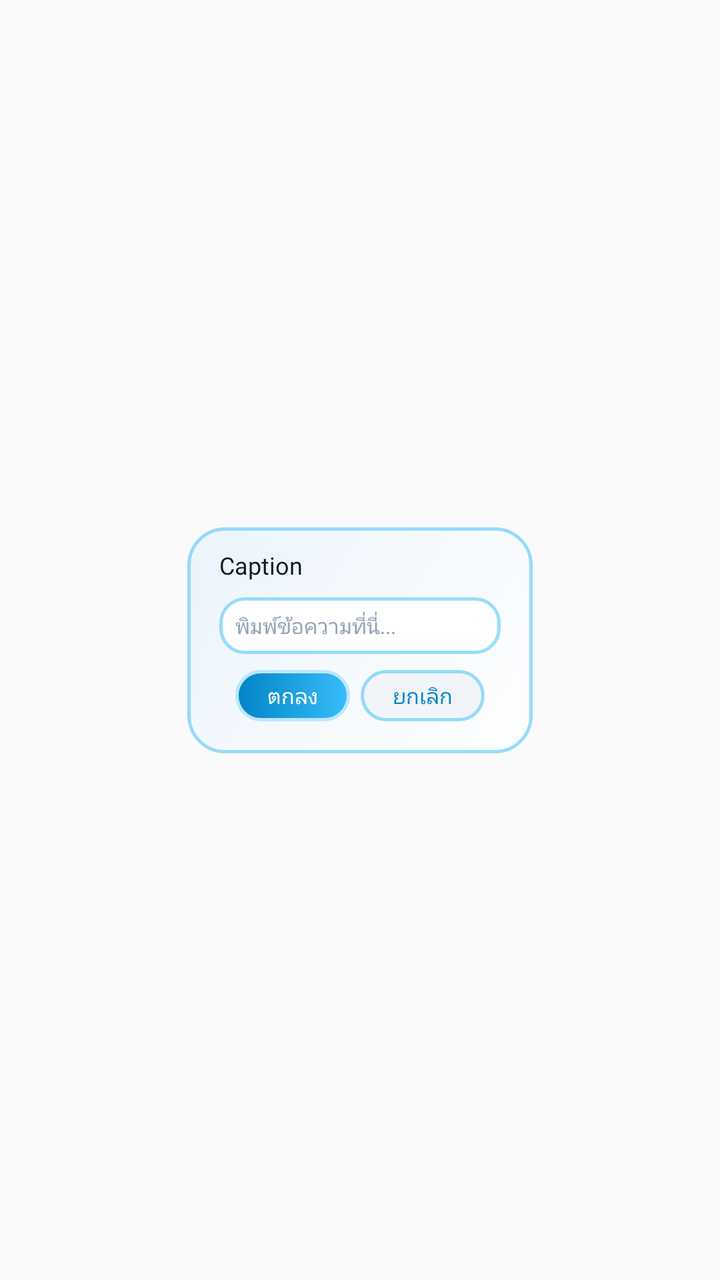
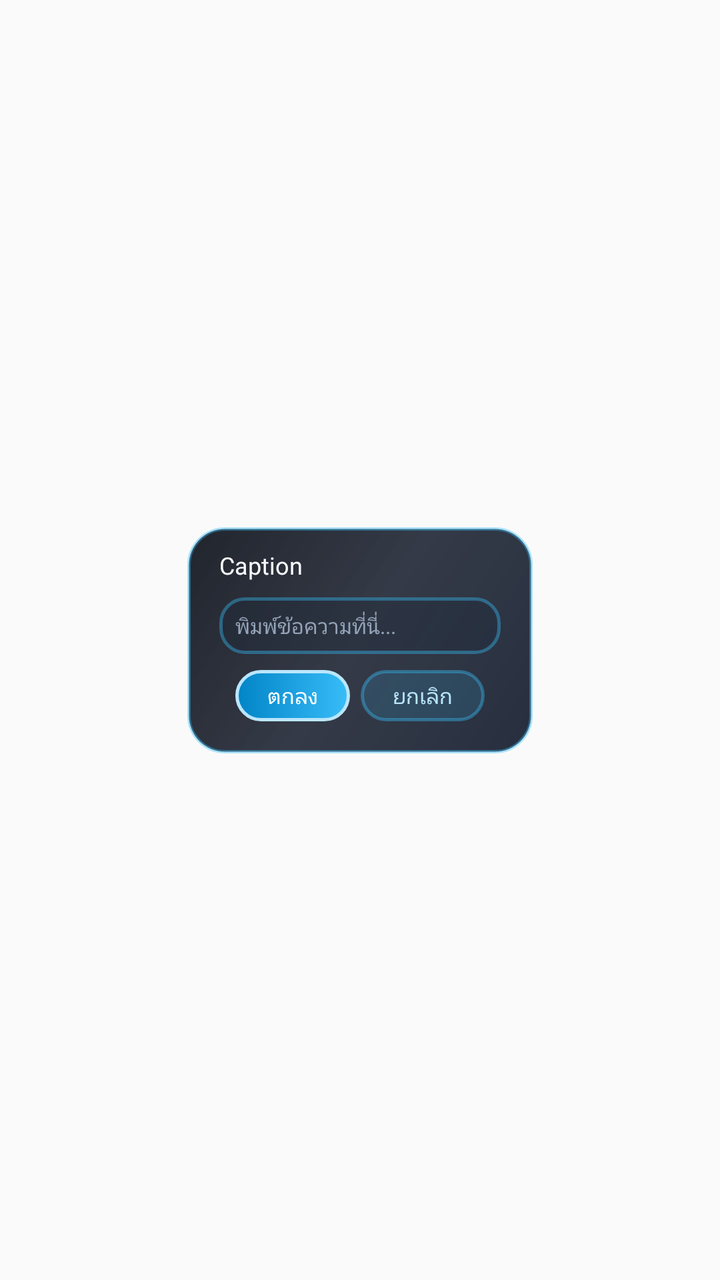

An Android layout rendered at two revisions. The XML below is the earlier revision; the diff shows what the commit changed to produce the second picture.
<!-- AndroidManifest.xml: application theme Theme.AppCompat.Light.NoActionBar -->
<!-- res/layout/dialog.xml -->
<?xml version="1.0" encoding="utf-8"?>
<androidx.constraintlayout.widget.ConstraintLayout
	android:layout_width="match_parent"
	android:layout_height="match_parent"
	xmlns:android="http://schemas.android.com/apk/res/android"
	xmlns:app="http://schemas.android.com/apk/res-auto">

	<androidx.constraintlayout.widget.ConstraintLayout android:id="@+id/dialog"
		android:layout_width="wrap_content"
		android:layout_height="wrap_content"
		android:layout_gravity="center"
		android:background="@drawable/background_window_red"
		android:visibility="visible"
		app:layout_constraintBottom_toBottomOf="parent"
		app:layout_constraintEnd_toEndOf="parent"
		app:layout_constraintStart_toStartOf="parent"
		app:layout_constraintTop_toTopOf="parent">

			<androidx.constraintlayout.widget.ConstraintLayout
				android:id="@+id/dialog_body"
				android:layout_width="wrap_content"
				android:layout_height="wrap_content"
				android:layout_marginStart="48.0px"
				android:layout_marginTop="32.0px"
				android:layout_marginEnd="48.0px"
				android:layout_marginBottom="48.0px"
				android:visibility="visible"
				app:layout_constraintBottom_toBottomOf="parent"
				app:layout_constraintEnd_toEndOf="parent"
				app:layout_constraintHeight_max="800.0px"
				app:layout_constraintStart_toStartOf="parent"
				app:layout_constraintTop_toTopOf="parent">

				<TextView
					android:id="@+id/dialog_caption"
					android:layout_width="wrap_content"
					android:layout_height="wrap_content"
					android:lines="1"
					android:maxLines="1"
					android:singleLine="true"
					android:text="Caption"
					android:textColor="#0F172A"
					android:fontFamily="@font/montserrat_bold"
					android:textSize="36.0px"
					app:layout_constraintStart_toStartOf="parent"
					app:layout_constraintTop_toTopOf="parent" />

				<ScrollView
					android:id="@+id/dialog_text_layout"
					android:layout_width="wrap_content"
					android:layout_height="wrap_content"
					android:layout_marginTop="24.0px"
					android:layout_marginBottom="24.0px"
					android:scrollbars="none"
					android:visibility="gone"
					app:layout_constraintBottom_toTopOf="@+id/dialog_buttons"
					app:layout_constraintHeight_max="632.0px"
					app:layout_constraintStart_toStartOf="parent"
					app:layout_constraintTop_toBottomOf="@+id/dialog_caption"
					app:layout_constraintVertical_bias="0.0">

					<LinearLayout
						android:layout_width="fill_parent"
						android:layout_height="wrap_content"
						android:orientation="vertical">

						<TextView
							android:id="@+id/dialog_text"
							android:layout_width="wrap_content"
							android:layout_height="wrap_content"
							android:fontFamily="@font/muller_medium"
							android:text="Text\nText\nText\nText\nText\nText\nText\nText\nText\nText\nText\nText\nText\nText\nText\nText\nText\nText\nText\nText\nText\nText\nText\nText\nText\nText\nText\nText\nText\nText\nText\nText\nText\nText\nText"
							android:textColor="#1E293B"
							android:textSize="28.0px"
							app:layout_constraintStart_toStartOf="parent"
							app:layout_constraintTop_toTopOf="parent" />

					</LinearLayout>

				</ScrollView>

				<androidx.constraintlayout.widget.ConstraintLayout
					android:id="@+id/dialog_input_layout"
					android:layout_width="0.0dip"
					android:layout_height="wrap_content"
					android:layout_marginTop="24.0px"
					android:layout_marginBottom="24.0px"
					android:background="@drawable/background_br_input"
					android:visibility="visible"
					app:layout_constraintBottom_toTopOf="@+id/dialog_buttons"
					app:layout_constraintEnd_toEndOf="parent"
					app:layout_constraintHorizontal_bias="0.0"
					app:layout_constraintStart_toStartOf="parent"
					app:layout_constraintTop_toBottomOf="@+id/dialog_text_layout">

					<EditText
						android:id="@+id/dialog_input"
						android:layout_width="0.0dip"
						android:layout_height="wrap_content"
						android:background="@android:color/transparent"
						android:fontFamily="@font/muller_regular"
						android:hint="พิมพ์ข้อความที่นี่..."
						android:imeOptions="flagNoExtractUi"
						android:inputType="textShortMessage"
						android:lines="1"
						android:maxLines="1"
						android:paddingStart="24.0px"
						android:paddingTop="20.0px"
						android:paddingEnd="24.0px"
						android:paddingBottom="20.0px"
						android:singleLine="true"
						android:textColor="#0F172A"
						android:textColorHint="#94A3B8"
						android:textSize="32.0px"
						app:layout_constraintBottom_toBottomOf="parent"
						app:layout_constraintEnd_toEndOf="parent"
						app:layout_constraintStart_toStartOf="parent"
						app:layout_constraintTop_toTopOf="parent" />

				</androidx.constraintlayout.widget.ConstraintLayout>

				<androidx.constraintlayout.widget.ConstraintLayout
					android:id="@+id/dialog_list_layout"
					android:layout_width="wrap_content"
					android:layout_height="wrap_content"
					android:layout_marginTop="24.0px"
					android:layout_marginBottom="24.0px"
					android:visibility="gone"
					app:layout_constraintBottom_toTopOf="@+id/dialog_buttons"
					app:layout_constraintEnd_toEndOf="parent"
					app:layout_constraintHeight_max="632.0px"
					app:layout_constraintHeight_min="632.0px"
					app:layout_constraintStart_toStartOf="parent"
					app:layout_constraintTop_toBottomOf="@+id/dialog_caption">

					<androidx.constraintlayout.widget.ConstraintLayout
						android:id="@+id/dialog_tablist_row"
						android:layout_width="wrap_content"
						android:layout_height="wrap_content"
						android:paddingStart="32.0px"
						android:paddingEnd="64.0px"
						android:paddingBottom="12.0px"
						android:visibility="visible"
						app:layout_constraintStart_toStartOf="parent"
						app:layout_constraintTop_toTopOf="parent">

						<TextView
							android:id="@+id/dialog_field1"
							android:layout_width="wrap_content"
							android:layout_height="wrap_content"
							android:fontFamily="@font/roboto_medium"
							android:lines="1"
							android:maxLines="1"
							android:paddingEnd="20.0px"
							android:singleLine="true"
							android:text="Field1"
							android:textColor="#0F172A"
							android:textSize="32.0px"
							app:layout_constraintStart_toStartOf="parent"
							app:layout_constraintTop_toTopOf="parent" />

						<TextView
							android:id="@+id/dialog_field2"
							android:layout_width="wrap_content"
							android:layout_height="wrap_content"
							android:fontFamily="@font/roboto_medium"
							android:lines="1"
							android:maxLines="1"
							android:paddingEnd="20.0px"
							android:singleLine="true"
							android:text="Field2"
							android:textColor="#0F172A"
							android:textSize="32.0px"
							app:layout_constraintStart_toEndOf="@+id/dialog_field1"
							app:layout_constraintTop_toTopOf="parent" />

						<TextView
							android:id="@+id/dialog_field3"
							android:layout_width="wrap_content"
							android:layout_height="wrap_content"
							android:fontFamily="@font/roboto_medium"
							android:lines="1"
							android:maxLines="1"
							android:paddingEnd="20.0px"
							android:singleLine="true"
							android:text="Field2"
							android:textColor="#0F172A"
							android:textSize="32.0px"
							app:layout_constraintStart_toEndOf="@+id/dialog_field2"
							app:layout_constraintTop_toTopOf="parent" />

						<TextView
							android:id="@+id/dialog_field4"
							android:layout_width="wrap_content"
							android:layout_height="wrap_content"
							android:fontFamily="@font/roboto_medium"
							android:lines="1"
							android:maxLines="1"
							android:paddingEnd="20.0px"
							android:singleLine="true"
							android:text="Field4"
							android:textColor="#0F172A"
							android:textSize="32.0px"
							app:layout_constraintStart_toEndOf="@+id/dialog_field3"
							app:layout_constraintTop_toTopOf="parent" />

					</androidx.constraintlayout.widget.ConstraintLayout>

					<androidx.constraintlayout.widget.ConstraintLayout
						android:id="@+id/dialog_list"
						android:layout_width="wrap_content"
						android:layout_height="0.0dip"
						android:background="@drawable/ic_dialog_list_bg"
						app:layout_constraintBottom_toBottomOf="parent"
						app:layout_constraintEnd_toEndOf="parent"
						app:layout_constraintStart_toStartOf="parent"
						app:layout_constraintTop_toBottomOf="@+id/dialog_tablist_row">

						<com.kurdish.roleplay.launcher.util.CustomRecyclerView
							android:id="@+id/dialog_list_recycler"
							android:layout_width="0dp"
							android:layout_height="0dp"
							android:layout_marginStart="16.0px"
							android:layout_marginTop="16.0px"
							android:layout_marginEnd="16.0px"
							android:layout_marginBottom="16.0px"
							android:fadeScrollbars="false"
							android:scrollbarAlwaysDrawVerticalTrack="true"
							android:scrollbarSize="32.0px"
							android:scrollbarThumbVertical="@drawable/ic_dialog_scrollbar_thumb"
							android:scrollbarTrackVertical="@drawable/ic_dialog_scrollbar_track"
							android:scrollbars="vertical"
							android:verticalScrollbarPosition="right"
							android:visibility="visible"
							app:layout_constraintBottom_toBottomOf="parent"
							app:layout_constraintEnd_toEndOf="parent"
							app:layout_constraintStart_toStartOf="parent"
							app:layout_constraintTop_toTopOf="parent" />

					</androidx.constraintlayout.widget.ConstraintLayout>

				</androidx.constraintlayout.widget.ConstraintLayout>

				<androidx.constraintlayout.widget.ConstraintLayout
					android:id="@+id/dialog_buttons"
					android:layout_width="wrap_content"
					android:layout_height="wrap_content"
					android:layout_marginStart="24.0px"
					android:layout_marginTop="24.0px"
					android:layout_marginEnd="24.0px"
					android:visibility="visible"
					app:layout_constraintBottom_toBottomOf="parent"
					app:layout_constraintEnd_toEndOf="parent"
					app:layout_constraintStart_toStartOf="parent"
					app:layout_constraintTop_toBottomOf="@+id/dialog_caption"
					app:layout_constraintVertical_bias="1.0">

					<androidx.constraintlayout.widget.ConstraintLayout
						android:id="@+id/button_positive"
						android:layout_width="wrap_content"
						android:layout_height="wrap_content"
						android:background="@drawable/button_br_red"
						app:layout_constraintBottom_toBottomOf="parent"
						app:layout_constraintStart_toStartOf="parent"
						app:layout_constraintTop_toTopOf="parent">

						<TextView
							android:id="@+id/button_positive_text"
							android:layout_width="wrap_content"
							android:layout_height="wrap_content"
							android:layout_marginStart="48.0px"
							android:layout_marginTop="16.0px"
							android:layout_marginEnd="48.0px"
							android:layout_marginBottom="16.0px"
							android:fontFamily="@font/muller_bold"
							android:lines="1"
							android:maxLines="1"
							android:singleLine="true"
							android:text="ตกลง"
							android:textColor="#ffffffff"
							android:textSize="32.0px"
							app:layout_constraintBottom_toBottomOf="parent"
							app:layout_constraintEnd_toEndOf="parent"
							app:layout_constraintStart_toStartOf="parent"
							app:layout_constraintTop_toTopOf="parent" />

					</androidx.constraintlayout.widget.ConstraintLayout>

					<androidx.constraintlayout.widget.ConstraintLayout
						android:id="@+id/button_negative"
						android:layout_width="wrap_content"
						android:layout_height="wrap_content"
						android:layout_marginStart="16.0px"
						android:background="@drawable/button_br_red_unfilled"
						android:visibility="visible"
						app:layout_constraintBottom_toBottomOf="parent"
						app:layout_constraintEnd_toEndOf="parent"
						app:layout_constraintStart_toEndOf="@+id/button_positive"
						app:layout_constraintTop_toTopOf="parent">

						<TextView
							android:id="@+id/button_negative_text"
							android:layout_width="wrap_content"
							android:layout_height="wrap_content"
							android:layout_marginStart="48.0px"
							android:layout_marginTop="16.0px"
							android:layout_marginEnd="48.0px"
							android:layout_marginBottom="16.0px"
							android:fontFamily="@font/muller_bold"
							android:lines="1"
							android:maxLines="1"
							android:singleLine="true"
							android:text="ยกเลิก"
							android:textColor="#0284C7"
							android:textSize="32.0px"
							app:layout_constraintBottom_toBottomOf="parent"
							app:layout_constraintEnd_toEndOf="parent"
							app:layout_constraintStart_toStartOf="parent"
							app:layout_constraintTop_toTopOf="parent" />

					</androidx.constraintlayout.widget.ConstraintLayout>

				</androidx.constraintlayout.widget.ConstraintLayout>

			</androidx.constraintlayout.widget.ConstraintLayout>
	</androidx.constraintlayout.widget.ConstraintLayout>
</androidx.constraintlayout.widget.ConstraintLayout>
<!-- resources referenced by this layout -->
<resources>
  <!-- drawable background_br_input (drawable) -->
  <?xml version="1.0" encoding="utf-8"?>
  <layer-list xmlns:android="http://schemas.android.com/apk/res/android">
      <item>
          <shape android:shape="rectangle">
              <solid android:color="#FFFFFF"/>
              <stroke android:width="1.5dp" android:color="#8038BDF8"/>
              <corners android:radius="12dp"/>
          </shape>
      </item>
  </layer-list>
  <!-- drawable background_window_red (drawable) -->
  <?xml version="1.0" encoding="utf-8"?>
  <inset xmlns:android="http://schemas.android.com/apk/res/android"
      android:insetLeft="0dp"
      android:insetRight="0dp"
      android:insetTop="0dp"
      android:insetBottom="0dp">
      <shape android:shape="rectangle">
          <gradient
              android:startColor="#FDFEFE"
              android:centerColor="#F5F9FD"
              android:endColor="#EBF4FC"
              android:angle="135" />
          <stroke
              android:width="1.5dp"
              android:color="#8038BDF8" />
          <corners android:radius="18dp" />
      </shape>
  </inset>
  <!-- drawable button_br_red (drawable) -->
  <?xml version="1.0" encoding="utf-8"?>
  <selector xmlns:android="http://schemas.android.com/apk/res/android">
      <item android:state_pressed="true">
          <shape android:shape="rectangle">
              <corners android:radius="14dp"/>
              <gradient
                  android:startColor="#0369A1"
                  android:endColor="#0284C7"
                  android:angle="0"/>
              <stroke android:width="1.5dp" android:color="#FFFFFF"/>
          </shape>
      </item>
      <item>
          <shape android:shape="rectangle">
              <corners android:radius="14dp"/>
              <gradient
                  android:startColor="#0284C7"
                  android:endColor="#38BDF8"
                  android:angle="0"/>
              <stroke android:width="1.5dp" android:color="#BAE6FD"/>
          </shape>
      </item>
  </selector>
  <!-- drawable button_br_red_unfilled (drawable) -->
  <?xml version="1.0" encoding="utf-8"?>
  <selector xmlns:android="http://schemas.android.com/apk/res/android">
      <item android:state_pressed="true">
          <shape android:shape="rectangle">
              <corners android:radius="14dp"/>
              <solid android:color="#33BAE6FD"/>
              <stroke android:width="1.5dp" android:color="#0284C7"/>
          </shape>
      </item>
      <item>
          <shape android:shape="rectangle">
              <corners android:radius="14dp"/>
              <solid android:color="#F1F5F9"/>
              <stroke android:width="1.5dp" android:color="#8038BDF8"/>
          </shape>
      </item>
  </selector>
  <!-- drawable ic_dialog_list_bg (drawable) -->
  <?xml version="1.0" encoding="utf-8"?>
  <shape android:shape="rectangle" android:useLevel="false"
    xmlns:android="http://schemas.android.com/apk/res/android">
      <solid android:color="#E6F0F9FF" />
      <corners android:radius="10.0dip" />
      <stroke android:width="1dp" android:color="#4038BDF8" />
  </shape>
  <!-- drawable ic_dialog_scrollbar_thumb (drawable) -->
  <?xml version="1.0" encoding="utf-8"?>
  <shape
      xmlns:android="http://schemas.android.com/apk/res/android">
      <gradient
          android:startColor="#38BDF8"
          android:endColor="#0284C7"
          android:angle="135"
          android:type="linear"/>
      <corners
          android:radius="100dp"/>
  </shape>
  <!-- drawable ic_dialog_scrollbar_track (drawable) -->
  <?xml version="1.0" encoding="utf-8"?>
  <shape xmlns:android="http://schemas.android.com/apk/res/android">
      <solid android:color="#2038BDF8"/>
      <corners android:radius="100dp"/>
  </shape>
</resources>

<!-- the commit's change to res/layout/dialog.xml (unified diff, before → after) -->
@@ -39,7 +39,7 @@
 					android:maxLines="1"
 					android:singleLine="true"
 					android:text="Caption"
-					android:textColor="#0F172A"
+					android:textColor="#F8FAFC"
 					android:fontFamily="@font/montserrat_bold"
 					android:textSize="36.0px"
 					app:layout_constraintStart_toStartOf="parent"
@@ -70,7 +70,7 @@
 							android:layout_height="wrap_content"
 							android:fontFamily="@font/muller_medium"
 							android:text="Text\nText\nText\nText\nText\nText\nText\nText\nText\nText\nText\nText\nText\nText\nText\nText\nText\nText\nText\nText\nText\nText\nText\nText\nText\nText\nText\nText\nText\nText\nText\nText\nText\nText\nText"
-							android:textColor="#1E293B"
+							android:textColor="#F1F5F9"
 							android:textSize="28.0px"
 							app:layout_constraintStart_toStartOf="parent"
 							app:layout_constraintTop_toTopOf="parent" />
@@ -109,7 +109,7 @@
 						android:paddingEnd="24.0px"
 						android:paddingBottom="20.0px"
 						android:singleLine="true"
-						android:textColor="#0F172A"
+						android:textColor="#F8FAFC"
 						android:textColorHint="#94A3B8"
 						android:textSize="32.0px"
 						app:layout_constraintBottom_toBottomOf="parent"
@@ -154,7 +154,7 @@
 							android:paddingEnd="20.0px"
 							android:singleLine="true"
 							android:text="Field1"
-							android:textColor="#0F172A"
+							android:textColor="#38BDF8"
 							android:textSize="32.0px"
 							app:layout_constraintStart_toStartOf="parent"
 							app:layout_constraintTop_toTopOf="parent" />
@@ -169,7 +169,7 @@
 							android:paddingEnd="20.0px"
 							android:singleLine="true"
 							android:text="Field2"
-							android:textColor="#0F172A"
+							android:textColor="#38BDF8"
 							android:textSize="32.0px"
 							app:layout_constraintStart_toEndOf="@+id/dialog_field1"
 							app:layout_constraintTop_toTopOf="parent" />
@@ -184,7 +184,7 @@
 							android:paddingEnd="20.0px"
 							android:singleLine="true"
 							android:text="Field2"
-							android:textColor="#0F172A"
+							android:textColor="#38BDF8"
 							android:textSize="32.0px"
 							app:layout_constraintStart_toEndOf="@+id/dialog_field2"
 							app:layout_constraintTop_toTopOf="parent" />
@@ -199,7 +199,7 @@
 							android:paddingEnd="20.0px"
 							android:singleLine="true"
 							android:text="Field4"
-							android:textColor="#0F172A"
+							android:textColor="#38BDF8"
 							android:textSize="32.0px"
 							app:layout_constraintStart_toEndOf="@+id/dialog_field3"
 							app:layout_constraintTop_toTopOf="parent" />
@@ -311,7 +311,7 @@
 							android:maxLines="1"
 							android:singleLine="true"
 							android:text="ยกเลิก"
-							android:textColor="#0284C7"
+							android:textColor="#BAE6FD"
 							android:textSize="32.0px"
 							app:layout_constraintBottom_toBottomOf="parent"
 							app:layout_constraintEnd_toEndOf="parent"
<!-- resource entries referenced after the edit -->
@@ -5,8 +5,8 @@
   <layer-list xmlns:android="http://schemas.android.com/apk/res/android">
       <item>
           <shape android:shape="rectangle">
-              <solid android:color="#FFFFFF"/>
-              <stroke android:width="1.5dp" android:color="#8038BDF8"/>
+              <solid android:color="#591E293B"/>
+              <stroke android:width="1.5dp" android:color="#6638BDF8"/>
               <corners android:radius="12dp"/>
           </shape>
       </item>
@@ -20,13 +20,13 @@
       android:insetBottom="0dp">
       <shape android:shape="rectangle">
           <gradient
-              android:startColor="#FDFEFE"
-              android:centerColor="#F5F9FD"
-              android:endColor="#EBF4FC"
+              android:startColor="#E60F172A"
+              android:centerColor="#D9111827"
+              android:endColor="#E6090D16"
               android:angle="135" />
           <stroke
               android:width="1.5dp"
-              android:color="#8038BDF8" />
+              android:color="#6638BDF8" />
           <corners android:radius="18dp" />
       </shape>
   </inset>
@@ -60,15 +60,15 @@
       <item android:state_pressed="true">
           <shape android:shape="rectangle">
               <corners android:radius="14dp"/>
-              <solid android:color="#33BAE6FD"/>
-              <stroke android:width="1.5dp" android:color="#0284C7"/>
+              <solid android:color="#5538BDF8"/>
+              <stroke android:width="1.5dp" android:color="#38BDF8"/>
           </shape>
       </item>
       <item>
           <shape android:shape="rectangle">
               <corners android:radius="14dp"/>
-              <solid android:color="#F1F5F9"/>
-              <stroke android:width="1.5dp" android:color="#8038BDF8"/>
+              <solid android:color="#2638BDF8"/>
+              <stroke android:width="1.5dp" android:color="#6638BDF8"/>
           </shape>
       </item>
   </selector>
@@ -76,9 +76,9 @@
   <?xml version="1.0" encoding="utf-8"?>
   <shape android:shape="rectangle" android:useLevel="false"
     xmlns:android="http://schemas.android.com/apk/res/android">
-      <solid android:color="#E6F0F9FF" />
+      <solid android:color="#590B0F19" />
       <corners android:radius="10.0dip" />
-      <stroke android:width="1dp" android:color="#4038BDF8" />
+      <stroke android:width="1dp" android:color="#4064748B" />
   </shape>
   <!-- drawable ic_dialog_scrollbar_thumb (drawable) -->
   <?xml version="1.0" encoding="utf-8"?>
